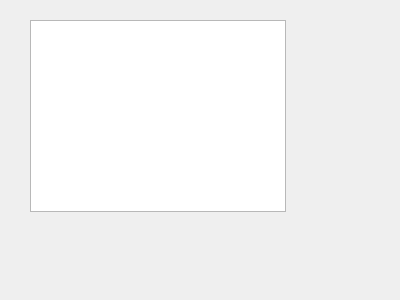
This is z_qt_demo/z_qt_demo/Resources/ui/item_views.ui in AnonymousRookie/z_toys as Qt 5 draws it before an edit. The edited form follows.
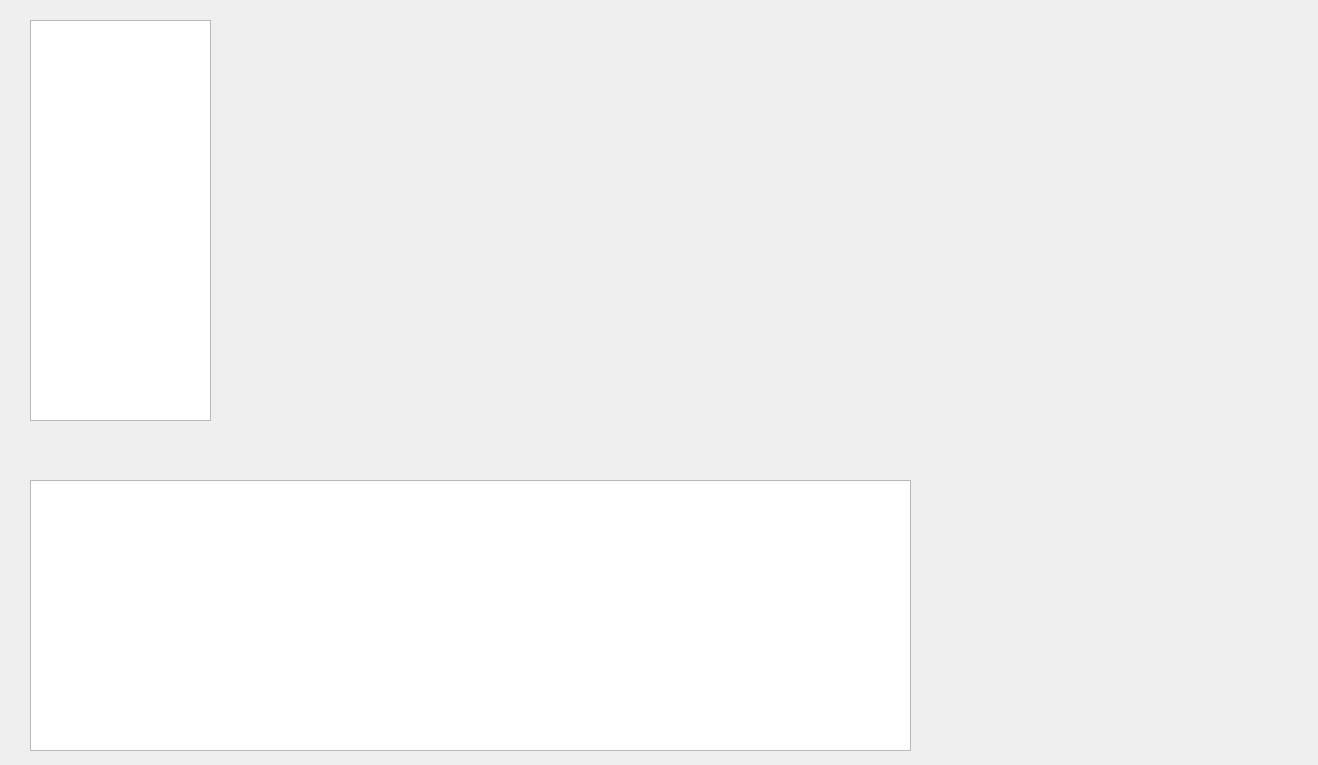
This is the edited form.

Commit message: ListView中插入结构体数据，点击行显示关联的结构体信息

What changed in the file:
```diff
--- a/z_qt_demo/z_qt_demo/Resources/ui/item_views.ui
+++ b/z_qt_demo/z_qt_demo/Resources/ui/item_views.ui
@@ -6,8 +6,8 @@
    <rect>
     <x>0</x>
     <y>0</y>
-    <width>400</width>
-    <height>300</height>
+    <width>1318</width>
+    <height>765</height>
    </rect>
   </property>
   <property name="windowTitle">
@@ -18,8 +18,18 @@
     <rect>
      <x>30</x>
      <y>20</y>
-     <width>256</width>
-     <height>192</height>
+     <width>181</width>
+     <height>401</height>
+    </rect>
+   </property>
+  </widget>
+  <widget class="QTextEdit" name="textEdit">
+   <property name="geometry">
+    <rect>
+     <x>30</x>
+     <y>480</y>
+     <width>881</width>
+     <height>271</height>
     </rect>
    </property>
   </widget>
```
Left out of the diff: 2 changed lines with no effect on the pictures. The commit also changes 4 other files.
